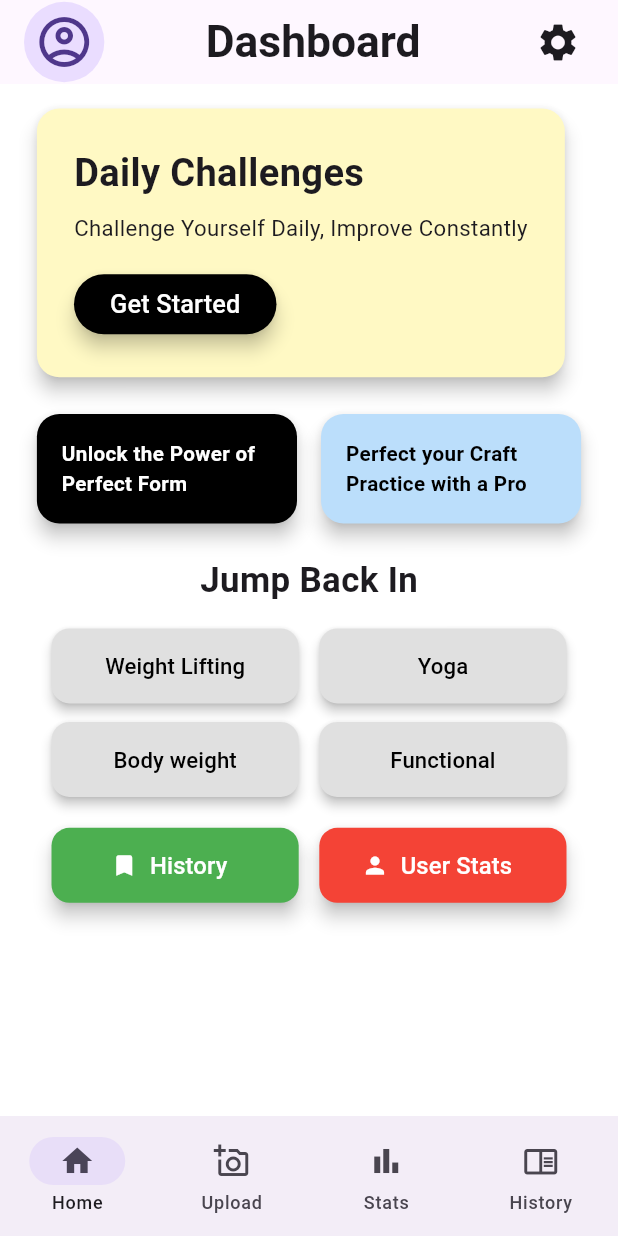
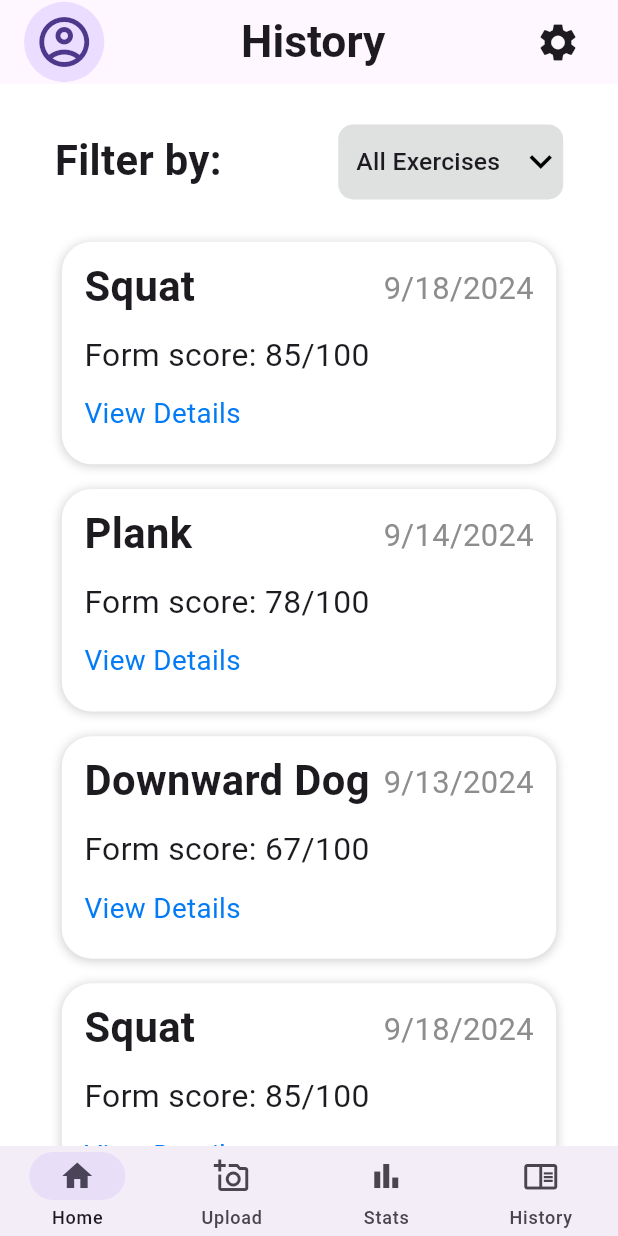
Before and after one commit to mgkram4/GDSC-Perfect-Pose, a Flutter app: the screen it shows after launch, on a phone screen of 412 x 824 dp. Run offline on Flutter 3.47's test engine with Material 3 defaults, Android fonts, the phone set to English and light mode, and no system bars; our stand-ins replace firebase_auth, firebase_core; accounts and stored records are empty.

Commit message:
History Page UI

```diff
--- a/frontend/lib/main.dart
+++ b/frontend/lib/main.dart
@@ -1,5 +1,6 @@
 import 'package:firebase_core/firebase_core.dart';
 import 'package:flutter/material.dart';
+import 'package:perfect_pose/pages/history_page.dart';
 import 'package:perfect_pose/pages/home_page.dart';
 import 'package:perfect_pose/pages/login_page.dart';
 import 'package:perfect_pose/pages/register_page.dart';
@@ -28,7 +29,7 @@ class MainApp extends StatelessWidget {
         login: (context) => const LoginPage(),
         register: (context) => const RegisterPage(),
       },
-      home: const AuthWrapper(),
+      home: const HistoryPage(),
     );
   }
 }
--- /dev/null
+++ b/frontend/lib/pages/history_page.dart
@@ -0,0 +1,184 @@
+import 'package:flutter/material.dart';
+import 'package:perfect_pose/widgets/bottom_bar.dart';
+import 'package:perfect_pose/widgets/settings_modal.dart';
+import 'package:perfect_pose/widgets/top_app_bar.dart';
+
+class HistoryPage extends StatefulWidget {
+  const HistoryPage({super.key});
+
+  @override
+  State<HistoryPage> createState() => _HistoryPageState();
+}
+
+class _HistoryPageState extends State<HistoryPage> {
+  String _selectedItem = "All Exercises";
+
+  @override
+  Widget build(BuildContext context) {
+    double screenWidth = MediaQuery.of(context).size.width;
+
+    return Scaffold(
+      backgroundColor: Colors.white,
+      appBar: top_app_bar(
+        centerText: "History",
+        onSettingsTap: () => showSettingsModal(context)
+      ),
+      body: SafeArea(
+        child: ListView(
+          scrollDirection: Axis.vertical,
+          addAutomaticKeepAlives: false,
+          children: [
+            Row(
+              mainAxisAlignment: MainAxisAlignment.spaceEvenly,
+              crossAxisAlignment: CrossAxisAlignment.end,
+              children: [
+                // Filter By Text Container
+                Container(
+                  height: 45,
+                  margin: EdgeInsets.only(
+                    top: screenWidth * 0.0775,
+                    right: screenWidth * 0.1,
+                  ),
+                  child: Text(
+                    'Filter by:',
+                    style: TextStyle(
+                        fontSize: screenWidth * 0.0675,
+                        fontWeight: FontWeight.bold),
+                  ),
+                ),
+
+                // DropdownMenu
+                Container(
+                  alignment: Alignment.center,
+                  width: 150,
+                  height: 50,
+                  decoration: BoxDecoration(
+                    color: const Color.fromARGB(255, 223, 224, 224),
+                    borderRadius: BorderRadius.circular(10),
+                  ),
+                  child: DropdownButton<String>(
+                    iconSize: 30,
+                    iconEnabledColor: Colors.black,
+                    icon: const Icon(Icons.keyboard_arrow_down_sharp),
+                    underline: Container(),
+                    isExpanded: true,
+                    value: _selectedItem,
+                    items: [
+                      // Replace with filters
+                      _buildDropdownMenuItem(context, "All Exercises"),
+                      _buildDropdownMenuItem(context, "Test 1"),
+                      _buildDropdownMenuItem(context, "Freakbob"),
+                    ],
+                    onChanged: (String? value) {
+                      setState(() {
+                        _selectedItem = value!;
+                      });
+                    },
+                  ),
+                ),
+              ],
+            ),
+            const Padding(padding: EdgeInsets.only(top: 20)),
+
+            // Create Exercise containers
+            _buildHistoryContainer(context, "Squat", "9/18/2024", 85),
+            _buildHistoryContainer(context, "Plank", "9/14/2024", 78),
+            _buildHistoryContainer(context, "Downward Dog", "9/13/2024", 67),
+            _buildHistoryContainer(context, "Squat", "9/18/2024", 85),
+            _buildHistoryContainer(context, "Plank", "9/14/2024", 78),
+            _buildHistoryContainer(context, "Downward Dog", "9/13/2024", 67)
+          ],
+        ),
+      ),
+      bottomNavigationBar: const SizedBox(
+        height: 60,
+        child: bottom_bar(),
+      ),
+    );
+  }
+}
+
+// Helper method to create exercise containers with dynamic font sizing
+Widget _buildHistoryContainer(
+    BuildContext context, String exerciseName, String date, int score) {
+  double screenWidth = MediaQuery.of(context).size.width;
+  double screenHeight = MediaQuery.of(context).size.height;
+  double fontSizeExercise = screenWidth * 0.0675;
+  double fontSizeDate = screenWidth * 0.05;
+  double fontSizeScore = screenWidth * 0.0515;
+  double fontSizeViewDetails = screenWidth * 0.045;
+
+  return Container(
+    height: screenHeight * 0.18,
+    margin: EdgeInsets.symmetric(
+      horizontal: screenWidth * 0.1,
+      vertical: screenHeight * 0.01,
+    ),
+    decoration: BoxDecoration(
+        color: Colors.white,
+        borderRadius: BorderRadius.circular(20),
+        boxShadow: [
+          BoxShadow(
+            offset: const Offset(0, 1),
+            blurRadius: 5,
+            color: const Color.fromARGB(255, 98, 97, 97).withOpacity(0.3),
+          ),
+        ]),
+    padding: const EdgeInsets.only(left: 15, right: 15, bottom: 10),
+    child: Column(
+      mainAxisAlignment: MainAxisAlignment.spaceEvenly,
+      children: [
+        Row(
+          mainAxisAlignment: MainAxisAlignment.spaceBetween,
+          children: [
+            Text(
+              exerciseName,
+              style: TextStyle(
+                  fontSize: fontSizeExercise, fontWeight: FontWeight.bold),
+            ),
+            // The date
+            Text(date,
+                style: TextStyle(
+                    fontSize: fontSizeDate,
+                    color: const Color.fromARGB(255, 141, 141, 141))),
+          ],
+        ),
+        Row(
+          mainAxisAlignment: MainAxisAlignment.start,
+          children: [
+            Text(
+              "Form score: $score/100",
+              style: TextStyle(fontSize: fontSizeScore),
+            ),
+          ],
+        ),
+        Row(
+          mainAxisAlignment: MainAxisAlignment.start,
+          children: [
+            Text(
+              "View Details",
+              style: TextStyle(
+                  fontSize: fontSizeViewDetails,
+                  color: const Color.fromARGB(255, 3, 123, 244)), //20
+            ),
+          ],
+        ),
+      ],
+    ),
+  );
+}
+
+// Helper method to create dropdown menu items with dynamic font sizing
+DropdownMenuItem<String> _buildDropdownMenuItem(
+    BuildContext context, String text) {
+  double screenWidth = MediaQuery.of(context).size.width;
+  return DropdownMenuItem(
+    value: text,
+    child: Align(
+        alignment: Alignment.center,
+        child: Text(
+          text,
+          style: TextStyle(fontSize: screenWidth * 0.04),
+        )),
+  );
+}
```
Also changed, not shown: 2 other files.
